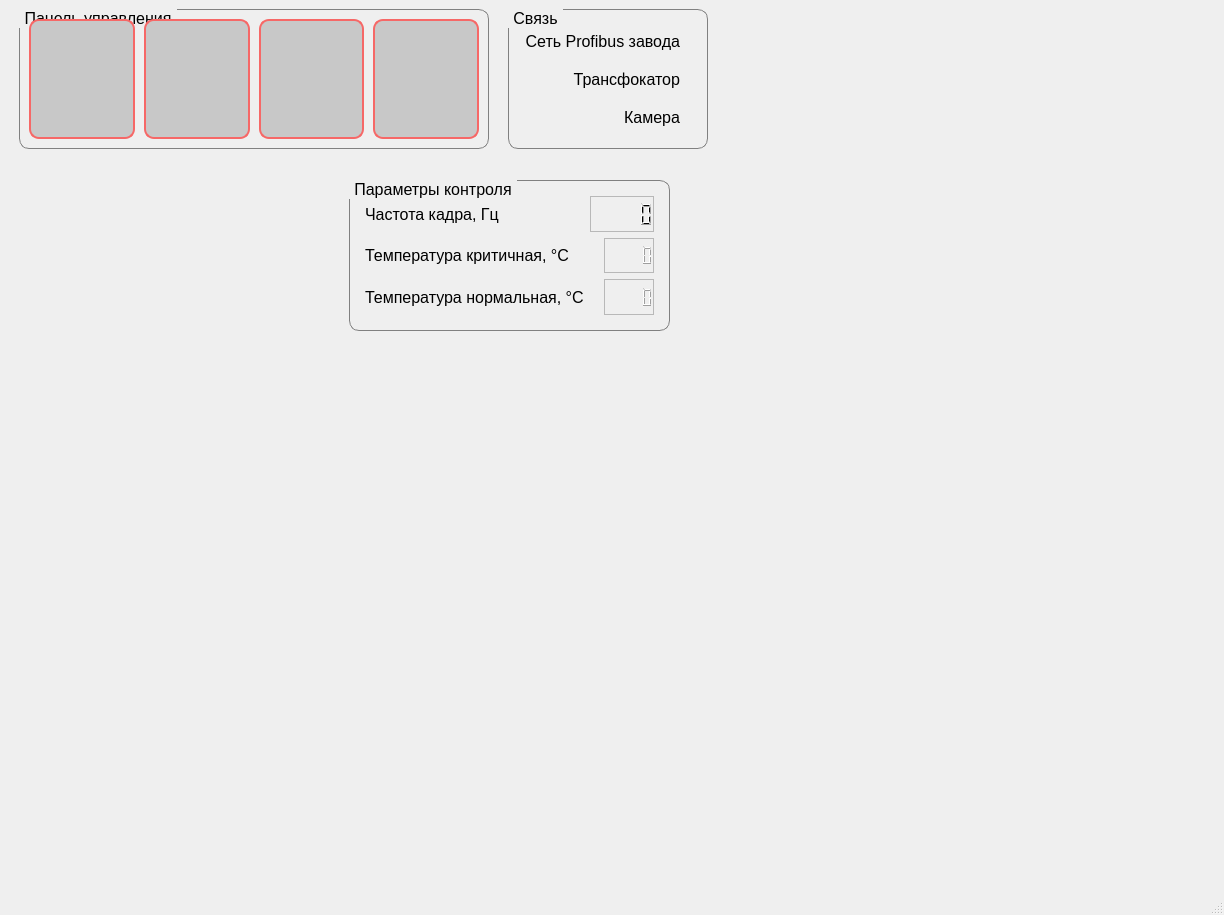
This is resources/ui_res/HMI_rev2.ui in AndreyGusman/Thermography_of_the_weld as Qt 5 draws it before an edit. The edited form follows.
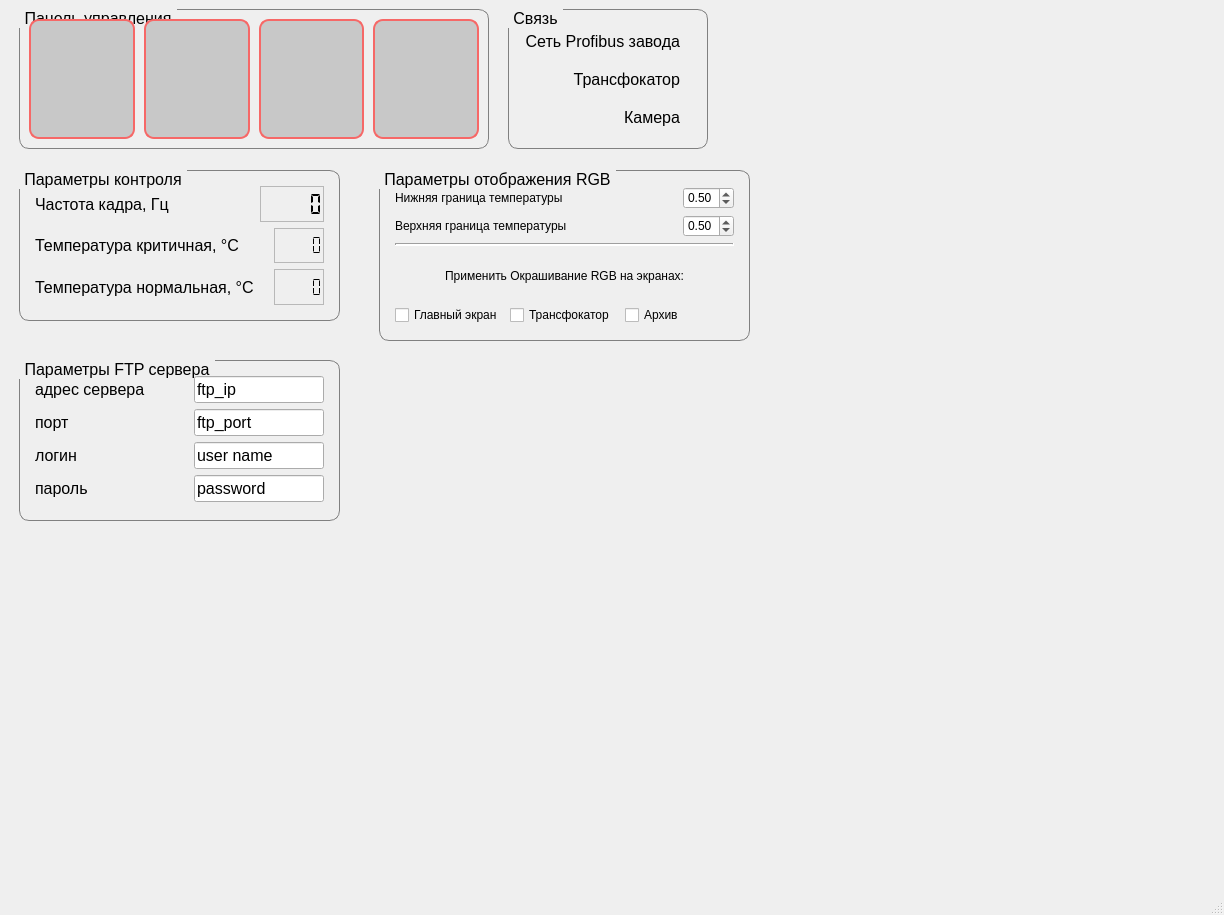
This is the edited form. The open tabs and pages were chosen to show the change. Icons and pictures are not drawn.

Commit message: Обновлён исходник интерфейса

Diff of the .ui file:
```diff
--- a/resources/ui_res/HMI_rev2.ui
+++ b/resources/ui_res/HMI_rev2.ui
@@ -1876,8 +1876,8 @@
        <widget class="QGroupBox" name="groupBox_13">
         <property name="geometry">
          <rect>
-          <x>340</x>
-          <y>20</y>
+          <x>10</x>
+          <y>10</y>
           <width>321</width>
           <height>151</height>
          </rect>
@@ -1975,6 +1975,9 @@
              <property name="digitCount">
               <number>5</number>
              </property>
+             <property name="segmentStyle">
+              <enum>QLCDNumber::Flat</enum>
+             </property>
             </widget>
            </item>
           </layout>
@@ -2036,6 +2039,9 @@
              <property name="digitCount">
               <number>5</number>
              </property>
+             <property name="segmentStyle">
+              <enum>QLCDNumber::Flat</enum>
+             </property>
             </widget>
            </item>
           </layout>
@@ -2096,6 +2102,523 @@
              </property>
              <property name="digitCount">
               <number>5</number>
+             </property>
+             <property name="segmentStyle">
+              <enum>QLCDNumber::Flat</enum>
+             </property>
+            </widget>
+           </item>
+          </layout>
+         </item>
+        </layout>
+       </widget>
+       <widget class="QGroupBox" name="groupBox_8">
+        <property name="geometry">
+         <rect>
+          <x>10</x>
+          <y>200</y>
+          <width>321</width>
+          <height>161</height>
+         </rect>
+        </property>
+        <property name="font">
+         <font>
+          <family>Segoe UI</family>
+          <pointsize>12</pointsize>
+         </font>
+        </property>
+        <property name="styleSheet">
+         <string notr="true">QGroupBox {
+    border: 1px solid gray;
+    border-radius:10px;
+    margin-top: 4ex; /* leave space at the top for the title */
+}
+
+QGroupBox::title {
+    subcontrol-origin: margin;
+    subcontrol-position: top left; /* position at the top */
+    padding:0 3px;
+  
+}</string>
+        </property>
+        <property name="title">
+         <string>Параметры FTP сервера</string>
+        </property>
+        <layout class="QVBoxLayout" name="verticalLayout_13">
+         <property name="leftMargin">
+          <number>15</number>
+         </property>
+         <property name="topMargin">
+          <number>15</number>
+         </property>
+         <property name="rightMargin">
+          <number>15</number>
+         </property>
+         <property name="bottomMargin">
+          <number>15</number>
+         </property>
+         <item>
+          <layout class="QHBoxLayout" name="horizontalLayout_16">
+           <item>
+            <widget class="QLabel" name="label_10">
+             <property name="font">
+              <font>
+               <family>Segoe UI</family>
+               <pointsize>12</pointsize>
+              </font>
+             </property>
+             <property name="text">
+              <string>адрес сервера</string>
+             </property>
+            </widget>
+           </item>
+           <item>
+            <spacer name="horizontalSpacer_25">
+             <property name="orientation">
+              <enum>Qt::Horizontal</enum>
+             </property>
+             <property name="sizeHint" stdset="0">
+              <size>
+               <width>40</width>
+               <height>20</height>
+              </size>
+             </property>
+            </spacer>
+           </item>
+           <item>
+            <widget class="QLineEdit" name="ftp_ip">
+             <property name="sizePolicy">
+              <sizepolicy hsizetype="Preferred" vsizetype="Fixed">
+               <horstretch>0</horstretch>
+               <verstretch>0</verstretch>
+              </sizepolicy>
+             </property>
+             <property name="minimumSize">
+              <size>
+               <width>130</width>
+               <height>0</height>
+              </size>
+             </property>
+             <property name="maximumSize">
+              <size>
+               <width>130</width>
+               <height>16777215</height>
+              </size>
+             </property>
+             <property name="font">
+              <font>
+               <family>Segoe UI</family>
+               <pointsize>12</pointsize>
+              </font>
+             </property>
+             <property name="text">
+              <string>ftp_ip</string>
+             </property>
+            </widget>
+           </item>
+          </layout>
+         </item>
+         <item>
+          <layout class="QHBoxLayout" name="horizontalLayout_17">
+           <item>
+            <widget class="QLabel" name="label_11">
+             <property name="font">
+              <font>
+               <family>Segoe UI</family>
+               <pointsize>12</pointsize>
+              </font>
+             </property>
+             <property name="text">
+              <string>порт</string>
+             </property>
+            </widget>
+           </item>
+           <item>
+            <spacer name="horizontalSpacer_26">
+             <property name="orientation">
+              <enum>Qt::Horizontal</enum>
+             </property>
+             <property name="sizeHint" stdset="0">
+              <size>
+               <width>40</width>
+               <height>20</height>
+              </size>
+             </property>
+            </spacer>
+           </item>
+           <item>
+            <widget class="QLineEdit" name="ftp_port">
+             <property name="sizePolicy">
+              <sizepolicy hsizetype="Preferred" vsizetype="Fixed">
+               <horstretch>0</horstretch>
+               <verstretch>0</verstretch>
+              </sizepolicy>
+             </property>
+             <property name="minimumSize">
+              <size>
+               <width>130</width>
+               <height>0</height>
+              </size>
+             </property>
+             <property name="maximumSize">
+              <size>
+               <width>130</width>
+               <height>16777215</height>
+              </size>
+             </property>
+             <property name="font">
+              <font>
+               <family>Segoe UI</family>
+               <pointsize>12</pointsize>
+              </font>
+             </property>
+             <property name="text">
+              <string>ftp_port</string>
+             </property>
+            </widget>
+           </item>
+          </layout>
+         </item>
+         <item>
+          <layout class="QHBoxLayout" name="horizontalLayout_18">
+           <item>
+            <widget class="QLabel" name="label_12">
+             <property name="font">
+              <font>
+               <family>Segoe UI</family>
+               <pointsize>12</pointsize>
+              </font>
+             </property>
+             <property name="text">
+              <string>логин</string>
+             </property>
+            </widget>
+           </item>
+           <item>
+            <spacer name="horizontalSpacer_27">
+             <property name="orientation">
+              <enum>Qt::Horizontal</enum>
+             </property>
+             <property name="sizeHint" stdset="0">
+              <size>
+               <width>40</width>
+               <height>20</height>
+              </size>
+             </property>
+            </spacer>
+           </item>
+           <item>
+            <widget class="QLineEdit" name="ftp_login">
+             <property name="sizePolicy">
+              <sizepolicy hsizetype="Preferred" vsizetype="Fixed">
+               <horstretch>0</horstretch>
+               <verstretch>0</verstretch>
+              </sizepolicy>
+             </property>
+             <property name="minimumSize">
+              <size>
+               <width>130</width>
+               <height>0</height>
+              </size>
+             </property>
+             <property name="maximumSize">
+              <size>
+               <width>130</width>
+               <height>16777215</height>
+              </size>
+             </property>
+             <property name="font">
+              <font>
+               <family>Segoe UI</family>
+               <pointsize>12</pointsize>
+              </font>
+             </property>
+             <property name="inputMask">
+              <string/>
+             </property>
+             <property name="text">
+              <string>user name</string>
+             </property>
+            </widget>
+           </item>
+          </layout>
+         </item>
+         <item>
+          <layout class="QHBoxLayout" name="horizontalLayout_19">
+           <item>
+            <widget class="QLabel" name="label_13">
+             <property name="font">
+              <font>
+               <family>Segoe UI</family>
+               <pointsize>12</pointsize>
+              </font>
+             </property>
+             <property name="text">
+              <string>пароль</string>
+             </property>
+            </widget>
+           </item>
+           <item>
+            <spacer name="horizontalSpacer_28">
+             <property name="orientation">
+              <enum>Qt::Horizontal</enum>
+             </property>
+             <property name="sizeHint" stdset="0">
+              <size>
+               <width>40</width>
+               <height>20</height>
+              </size>
+             </property>
+            </spacer>
+           </item>
+           <item>
+            <widget class="QLineEdit" name="ftp_pass">
+             <property name="sizePolicy">
+              <sizepolicy hsizetype="Preferred" vsizetype="Fixed">
+               <horstretch>0</horstretch>
+               <verstretch>0</verstretch>
+              </sizepolicy>
+             </property>
+             <property name="minimumSize">
+              <size>
+               <width>130</width>
+               <height>0</height>
+              </size>
+             </property>
+             <property name="maximumSize">
+              <size>
+               <width>130</width>
+               <height>16777215</height>
+              </size>
+             </property>
+             <property name="font">
+              <font>
+               <family>Segoe UI</family>
+               <pointsize>12</pointsize>
+              </font>
+             </property>
+             <property name="text">
+              <string>password</string>
+             </property>
+            </widget>
+           </item>
+          </layout>
+         </item>
+        </layout>
+       </widget>
+       <widget class="QGroupBox" name="groupBox_15">
+        <property name="geometry">
+         <rect>
+          <x>370</x>
+          <y>10</y>
+          <width>371</width>
+          <height>171</height>
+         </rect>
+        </property>
+        <property name="font">
+         <font>
+          <family>Segoe UI</family>
+          <pointsize>12</pointsize>
+         </font>
+        </property>
+        <property name="styleSheet">
+         <string notr="true">QGroupBox {
+    border: 1px solid gray;
+    border-radius:10px;
+    margin-top: 4ex; /* leave space at the top for the title */
+}
+
+QGroupBox::title {
+    subcontrol-origin: margin;
+    subcontrol-position: top left; /* position at the top */
+    padding:0 3px;
+  
+}</string>
+        </property>
+        <property name="title">
+         <string>Параметры отображения RGB</string>
+        </property>
+        <layout class="QVBoxLayout" name="verticalLayout_18">
+         <property name="leftMargin">
+          <number>15</number>
+         </property>
+         <property name="topMargin">
+          <number>16</number>
+         </property>
+         <property name="rightMargin">
+          <number>15</number>
+         </property>
+         <property name="bottomMargin">
+          <number>15</number>
+         </property>
+         <item>
+          <layout class="QHBoxLayout" name="horizontalLayout_20">
+           <item>
+            <widget class="QLabel" name="label_14">
+             <property name="styleSheet">
+              <string notr="true">font: 12pt &quot;Segoe UI&quot;;</string>
+             </property>
+             <property name="text">
+              <string>Нижняя граница температуры</string>
+             </property>
+            </widget>
+           </item>
+           <item>
+            <spacer name="horizontalSpacer_29">
+             <property name="orientation">
+              <enum>Qt::Horizontal</enum>
+             </property>
+             <property name="sizeHint" stdset="0">
+              <size>
+               <width>40</width>
+               <height>20</height>
+              </size>
+             </property>
+            </spacer>
+           </item>
+           <item>
+            <widget class="QDoubleSpinBox" name="B_min_temp">
+             <property name="styleSheet">
+              <string notr="true">font: 12pt &quot;Segoe UI&quot;;</string>
+             </property>
+             <property name="maximum">
+              <double>1.000000000000000</double>
+             </property>
+             <property name="singleStep">
+              <double>0.050000000000000</double>
+             </property>
+             <property name="value">
+              <double>0.500000000000000</double>
+             </property>
+            </widget>
+           </item>
+          </layout>
+         </item>
+         <item>
+          <layout class="QHBoxLayout" name="horizontalLayout_21">
+           <item>
+            <widget class="QLabel" name="label_15">
+             <property name="styleSheet">
+              <string notr="true">font: 12pt &quot;Segoe UI&quot;;</string>
+             </property>
+             <property name="text">
+              <string>Верхняя граница температуры</string>
+             </property>
+            </widget>
+           </item>
+           <item>
+            <spacer name="horizontalSpacer_30">
+             <property name="orientation">
+              <enum>Qt::Horizontal</enum>
+             </property>
+             <property name="sizeHint" stdset="0">
+              <size>
+               <width>40</width>
+               <height>20</height>
+              </size>
+             </property>
+            </spacer>
+           </item>
+           <item>
+            <widget class="QDoubleSpinBox" name="B_max_temp">
+             <property name="styleSheet">
+              <string notr="true">font: 12pt &quot;Segoe UI&quot;;</string>
+             </property>
+             <property name="maximum">
+              <double>1.000000000000000</double>
+             </property>
+             <property name="singleStep">
+              <double>0.050000000000000</double>
+             </property>
+             <property name="value">
+              <double>0.500000000000000</double>
+             </property>
+            </widget>
+           </item>
+          </layout>
+         </item>
+         <item>
+          <widget class="Line" name="line">
+           <property name="frameShadow">
+            <enum>QFrame::Sunken</enum>
+           </property>
+           <property name="lineWidth">
+            <number>2</number>
+           </property>
+           <property name="orientation">
+            <enum>Qt::Horizontal</enum>
+           </property>
+          </widget>
+         </item>
+         <item>
+          <layout class="QHBoxLayout" name="horizontalLayout_22">
+           <item>
+            <spacer name="horizontalSpacer_31">
+             <property name="orientation">
+              <enum>Qt::Horizontal</enum>
+             </property>
+             <property name="sizeHint" stdset="0">
+              <size>
+               <width>40</width>
+               <height>20</height>
+              </size>
+             </property>
+            </spacer>
+           </item>
+           <item>
+            <widget class="QLabel" name="label_16">
+             <property name="styleSheet">
+              <string notr="true">font: 12pt &quot;Segoe UI&quot;;</string>
+             </property>
+             <property name="text">
+              <string>Применить Окрашивание RGB на экранах:</string>
+             </property>
+            </widget>
+           </item>
+           <item>
+            <spacer name="horizontalSpacer_32">
+             <property name="orientation">
+              <enum>Qt::Horizontal</enum>
+             </property>
+             <property name="sizeHint" stdset="0">
+              <size>
+               <width>40</width>
+               <height>20</height>
+              </size>
+             </property>
+            </spacer>
+           </item>
+          </layout>
+         </item>
+         <item>
+          <layout class="QHBoxLayout" name="horizontalLayout_23">
+           <item>
+            <widget class="QCheckBox" name="check_main_screen">
+             <property name="styleSheet">
+              <string notr="true">font: 12pt &quot;Segoe UI&quot;;</string>
+             </property>
+             <property name="text">
+              <string>Главный экран</string>
+             </property>
+            </widget>
+           </item>
+           <item>
+            <widget class="QCheckBox" name="check_transfocator">
+             <property name="styleSheet">
+              <string notr="true">font: 12pt &quot;Segoe UI&quot;;</string>
+             </property>
+             <property name="text">
+              <string>Трансфокатор</string>
+             </property>
+            </widget>
+           </item>
+           <item>
+            <widget class="QCheckBox" name="check_arch">
+             <property name="styleSheet">
+              <string notr="true">font: 12pt &quot;Segoe UI&quot;;</string>
+             </property>
+             <property name="text">
+              <string>Архив</string>
              </property>
             </widget>
            </item>
```
Left out of the diff: 48 changed lines with no effect on the pictures.
